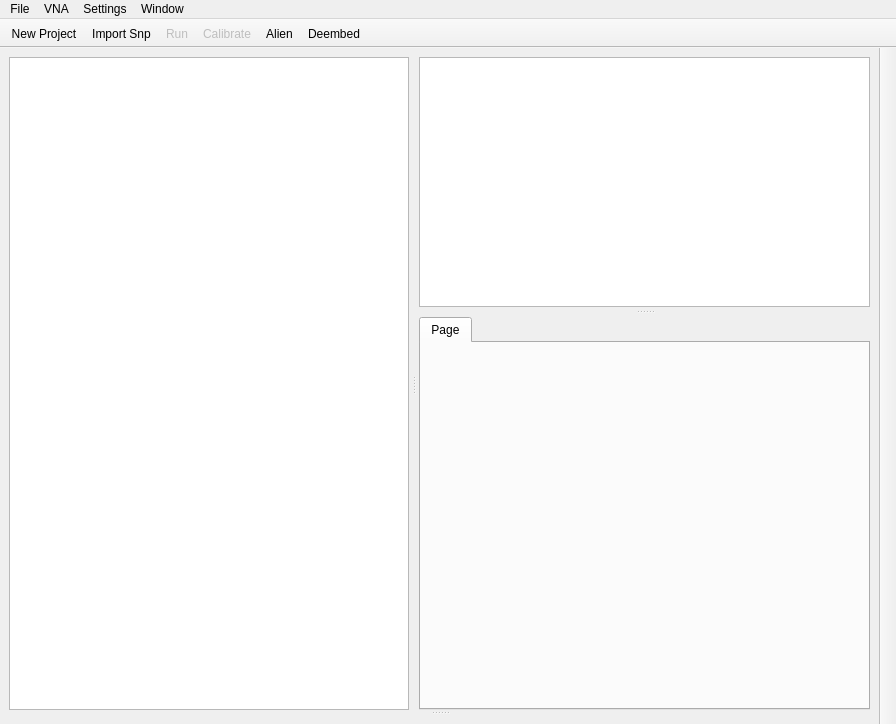
Above: UI/MainWindow.ui from Belden-Montreal/SNP-Cable-Analyser before the change. Below: the same form after it.
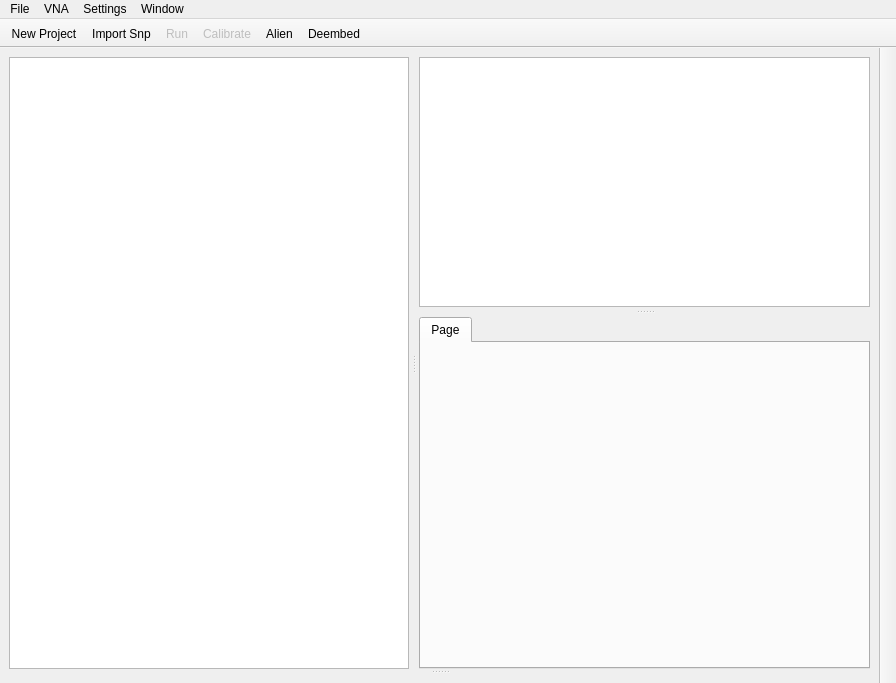
That is the form after the change. Icons and pictures are not drawn. Custom widgets are drawn as their Qt base class.

Diff of the .ui file:
```diff
--- a/UI/MainWindow.ui
+++ b/UI/MainWindow.ui
@@ -7,7 +7,7 @@
     <x>0</x>
     <y>0</y>
     <width>896</width>
-    <height>724</height>
+    <height>683</height>
    </rect>
   </property>
   <property name="minimumSize">
```
